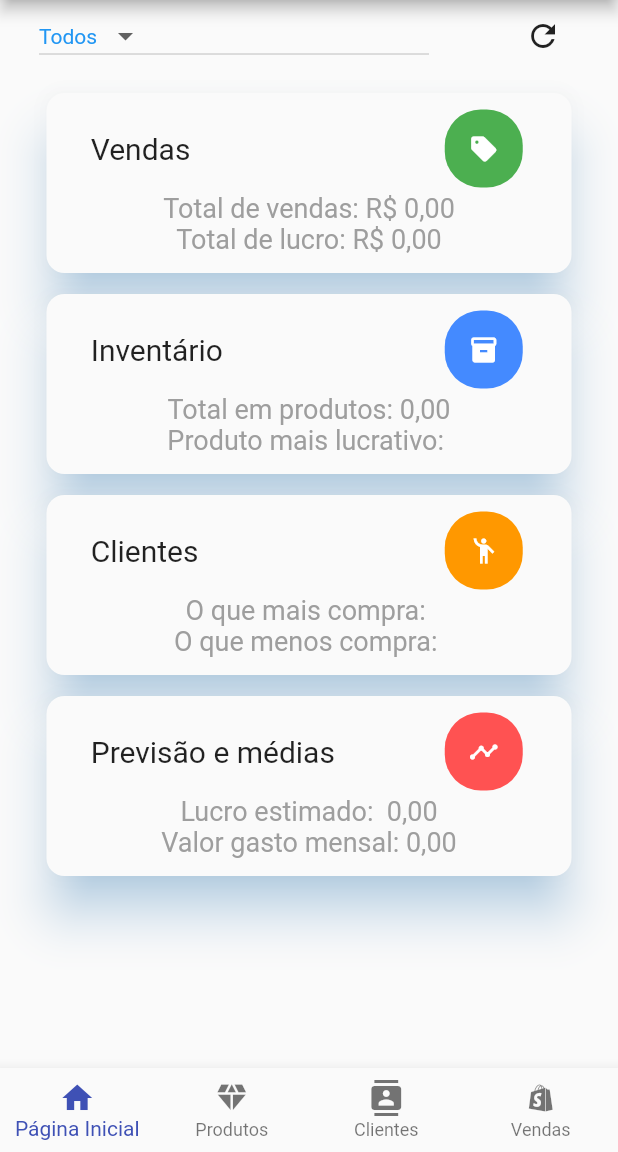
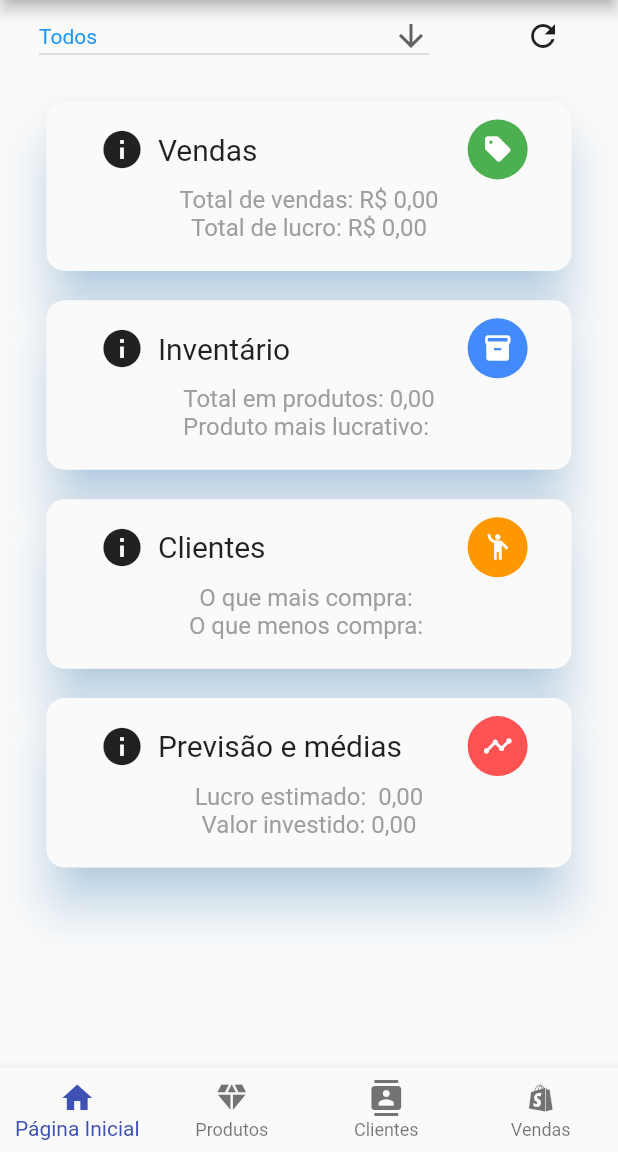
Before and after one commit to Garbiati/makuna, a Flutter app: the screen it shows after launch, on a phone screen of 412 x 824 dp, the part 84-1236 px from its top. Run offline on Flutter 3.47's test engine with Material 2 defaults, Android fonts, the phone set to English and light mode, and no system bars; our stand-ins replace brasil_fields, flutter_svg, mask_text_input_formatter, snippet_coder_utils, sqflite; missing offline and left inert: avatars; accounts and stored records are empty.

Commit message:
Correção dos filtros e valor total de vendas

```diff
--- a/lib/components/cardHome.dart
+++ b/lib/components/cardHome.dart
@@ -1,21 +1,23 @@
 import 'package:flutter/material.dart';
 import 'package:makuna/utils/customStyles.dart';
+import 'package:makuna/utils/customWidgets.dart';
 
 class CardHomeWidget extends StatelessWidget {
-  const CardHomeWidget({
-    super.key,
+  const CardHomeWidget(
+      {super.key,
       required this.titulo,
       required this.desc1,
       required this.desc2,
       required this.icon,
       required this.iconColor,
-  });
+      required this.textoInformation});
 
   final String titulo;
   final String desc1;
   final String desc2;
   final IconData icon;
   final Color iconColor;
+  final String textoInformation;
 
   @override
   Widget build(BuildContext context) {
@@ -29,7 +31,7 @@ class CardHomeWidget extends StatelessWidget {
           onTap: () {},
           child: SizedBox(
             width: 350,
-            height: 120,
+            height: 113,
             child: Padding(
               padding: const EdgeInsets.all(8.0),
               child: Column(children: [
@@ -37,10 +39,23 @@ class CardHomeWidget extends StatelessWidget {
                   mainAxisAlignment: MainAxisAlignment.spaceAround,
                   children: [
                     SizedBox(
-                      width: 190,
-                      child: Text(
+                      width: 215,
+                      child: Row(
+                        children: [
+                          IconButton(
+                            icon: const Icon(Icons.info),
+                            iconSize: 30,
+                            onPressed: () => exibirMensagemHome(
+                              context,
+                              "Como funciona o cálculo das informações?",
+                              textoInformation,
+                            ),
+                          ),
+                          Text(
                             titulo,
                             style: tituloCardTextStyle,
+                          ),
+                        ],
                       ),
                     ),
                     Padding(
@@ -50,7 +65,7 @@ class CardHomeWidget extends StatelessWidget {
                           borderRadius: BorderRadius.circular(24.0),
                           child: Center(
                               child: Padding(
-                            padding: const EdgeInsets.all(16.0),
+                            padding: const EdgeInsets.all(10.0),
                             child: Icon(icon, color: Colors.white, size: 20.0),
                           ))),
                     )
--- a/lib/models/venda.dart
+++ b/lib/models/venda.dart
@@ -4,7 +4,7 @@ class Venda {
   final String orderNumber;
   final int clienteId;
   final String detail;
-  final double valorTotalVenda;
+  double valorTotalVenda;
   final String dataVenda;
   final int ativo;
 
--- a/lib/screens/home.dart
+++ b/lib/screens/home.dart
@@ -3,9 +3,12 @@ import 'package:intl/intl.dart';
 import 'package:makuna/components/cardHome.dart';
 import 'package:makuna/daos/cliente_dao.dart';
 import 'package:makuna/daos/produto_dao.dart';
+import 'package:makuna/daos/vendaProduto_dao.dart';
 import 'package:makuna/daos/venda_dao.dart';
 import 'package:makuna/models/produto.dart';
 import 'package:makuna/models/venda.dart';
+import 'package:makuna/models/vendaProduto.dart';
+import 'package:makuna/utils/customStyles.dart';
 import 'package:makuna/utils/extension.dart';
 
 class HomeScreen extends StatefulWidget {
@@ -22,12 +25,12 @@ class _HomeScreenState extends State<HomeScreen> {
   String lucroEstimado = '0,00';
   String totalVendas = '0,00';
   String totalLucro = '0,00';
-  String valorGasto = '0,00';
+  String valorInvestido = '0,00';
   String nomeClienteMenosCompra = '';
   String nomeClienteMaisCompra = '';
   static final List<String> opcoesDropdown = ['Todos', 'Mensal', 'Anual'];
   String itemDropdownAtual = opcoesDropdown[0];
-  bool isLoading = true;
+  bool isLoading = false;
 
   @override
   Widget build(BuildContext context) {
@@ -48,7 +51,7 @@ class _HomeScreenState extends State<HomeScreen> {
       isLoading = true;
     });
     await getInventario();
-    await getVendasMensal();
+    await getVendas();
     await getComprasClientes();
     setState(() {
       isLoading = false;
@@ -64,6 +67,10 @@ class _HomeScreenState extends State<HomeScreen> {
             width: 260,
             child: DropdownButton(
                 isDense: true,
+                elevation: 10,
+                icon: const Icon(Icons.arrow_downward),
+                iconSize: 24,
+                isExpanded: true,
                 value: itemDropdownAtual,
                 onChanged: (String? value) => {
                       setState(() {
@@ -94,7 +101,18 @@ class _HomeScreenState extends State<HomeScreen> {
 
   _listCardHomeWidget() {
     if (isLoading) {
-      return const Center(child: CircularProgressIndicator());
+      return Padding(
+        padding: const EdgeInsets.only(top: 250.0),
+        child: Column(
+          children: const [
+            CircularProgressIndicator(),
+            Text(
+              "Carregando...",
+              style: descCardTextStyle,
+            )
+          ],
+        ),
+      );
     } else {
       return SizedBox(
           height: 550,
@@ -106,6 +124,8 @@ class _HomeScreenState extends State<HomeScreen> {
               desc2: "Total de lucro: $totalLucro",
               icon: Icons.sell,
               iconColor: Colors.green,
+              textoInformation:
+                  "Total de Vendas: É somado o valor total de todas as vendas. \n\nTotal de lucro: Valor total das vendas - Valor de compra dos produtos.",
             ),
             const Spacer(),
             CardHomeWidget(
@@ -114,6 +134,8 @@ class _HomeScreenState extends State<HomeScreen> {
               desc2: "Produto mais lucrativo: $produtoMaisLucrativo",
               icon: Icons.inventory_2,
               iconColor: Colors.blueAccent,
+              textoInformation:
+                  "Total em produtos: É somado o valor de revenda de todos os produtos. \n\nProduto mais lucrativo: O produto com maior margem de lucro com base no cálculo: Valor de revenda do produto - Valor de compra do produto.",
             ),
             const Spacer(),
             CardHomeWidget(
@@ -122,14 +144,18 @@ class _HomeScreenState extends State<HomeScreen> {
               desc2: "O que menos compra: $nomeClienteMenosCompra",
               icon: Icons.emoji_people,
               iconColor: Colors.orange,
+              textoInformation:
+                  "O que mais compra: Nome do cliente que mais comprou. \n\nO que menos compra: Nome do cliente que menos Comprou.\n\n\nObs: Clientes que não realizaram nenhuma compra não entram no cálculo.",
             ),
             const Spacer(),
             CardHomeWidget(
               titulo: "Previsão e médias",
               desc1: "Lucro estimado:  $lucroEstimado",
-              desc2: "Valor gasto mensal: $valorGasto",
+              desc2: "Valor investido: $valorInvestido",
               icon: Icons.timeline,
               iconColor: Colors.redAccent,
+              textoInformation:
+                  "Lucro estimado: É subtraido o Valor de revenda - Valor de compra de todos os produtos. \n\nValor investido: É somado o valor de compra de todos os produtos.",
             ),
             const Spacer()
           ]));
@@ -144,7 +170,8 @@ class _HomeScreenState extends State<HomeScreen> {
       if (itemDropdownAtual == 'Mensal') {
         produtos = produtos
             .where((element) =>
-                element.dataCompra.convertToDateTime().month == now.month)
+                element.dataCompra.convertToDateTime().month == now.month &&
+                element.dataCompra.convertToDateTime().year == now.year)
             .toList();
       } else if (itemDropdownAtual == 'Anual') {
         produtos = produtos
@@ -153,8 +180,8 @@ class _HomeScreenState extends State<HomeScreen> {
             .toList();
       }
 
-      double totalEmProdutosSum = produtos.fold(
-          0, (sum, item) => sum + item.valorVendaPrevisao * item.quantidade);
+      double totalEmProdutosSum =
+          produtos.fold(0, (sum, item) => sum + item.valorVendaPrevisao);
 
       produtos.sort((a, b) => (a.valorVendaPrevisao - a.valorCompra)
           .compareTo(b.valorVendaPrevisao - b.valorCompra));
@@ -162,7 +189,7 @@ class _HomeScreenState extends State<HomeScreen> {
       final double lucroEstimadoSum = produtos.fold(
           0, (sum, item) => sum + (item.valorVendaPrevisao - item.valorCompra));
 
-      final double valorGastoSum =
+      final double valorInvestidoSum =
           produtos.fold(0, (sum, item) => sum + item.valorCompra);
 
       final numberFormatBr = NumberFormat.simpleCurrency(locale: "pt_Br");
@@ -171,62 +198,75 @@ class _HomeScreenState extends State<HomeScreen> {
           numberFormatBr.format(totalEmProdutosSum);
       final String lucroEstimadoString =
           numberFormatBr.format(lucroEstimadoSum);
-      final String valorGastoString = numberFormatBr.format(valorGastoSum);
+      final String valorInvestidoString =
+          numberFormatBr.format(valorInvestidoSum);
 
       setState(() {
         totalEmProdutos = totalEmProdutosString;
-        produtoMaisLucrativo = produtos.last.nome;
+        produtoMaisLucrativo = produtos.isEmpty ? "" : produtos.last.nome;
         lucroEstimado = lucroEstimadoString;
-        valorGasto = valorGastoString;
+        valorInvestido = valorInvestidoString;
       });
     }
   }
 
-  getVendasMensal() async {
-    List<Venda> vendaProduto = await VendaDAO().readAll();
+  getVendas() async {
+    List<Venda> venda = await VendaDAO().readAll();
+    List<Produto> produtos = await ProdutoDAO().readAll();
 
     DateTime now = DateTime.now();
 
     if (itemDropdownAtual == 'Mensal') {
-      vendaProduto = vendaProduto
+      venda = venda
           .where((element) =>
-              element.dataVenda.convertToDateTime().month == now.month)
+              element.dataVenda.convertToDateTime().month == now.month &&
+              element.dataVenda.convertToDateTime().year == now.year)
+          .toList();
+
+      produtos = produtos
+          .where((element) =>
+              element.dataCompra.convertToDateTime().month == now.month &&
+              element.dataCompra.convertToDateTime().year == now.year)
           .toList();
     } else if (itemDropdownAtual == 'Anual') {
-      vendaProduto = vendaProduto
+      venda = venda
           .where((element) =>
               element.dataVenda.convertToDateTime().year == now.year)
+          .toList();
+      produtos = produtos
+          .where((element) =>
+              element.dataCompra.convertToDateTime().year == now.year)
           .toList();
     }
 
     double totalVendasSum =
-        vendaProduto.fold(0, (sum, item) => sum + item.valorTotalVenda);
+        venda.fold(0, (sum, item) => sum + item.valorTotalVenda);
     final numberFormatBr = NumberFormat.simpleCurrency(locale: "pt_Br");
 
-    List<Produto> produtos = await ProdutoDAO().readAll();
     final double valorTotalCompra =
         produtos.fold(0, (sum, item) => sum + item.valorCompra);
 
-    final double lucroMensal = totalVendasSum - valorTotalCompra;
+    final double totalLucroSum = totalVendasSum - valorTotalCompra;
 
     String totalVendasString = numberFormatBr.format(totalVendasSum);
-    String totalLucroMensal = numberFormatBr.format(lucroMensal);
+    String totalLucroString = numberFormatBr.format(totalLucroSum);
 
     setState(() {
       totalVendas = totalVendasString;
-      totalLucro = totalLucroMensal;
+      totalLucro = totalLucroString;
     });
   }
 
   getComprasClientes() async {
     List<Venda> vendaProduto = await VendaDAO().readAll();
-    if (vendaProduto.length > 0) {
+    if (vendaProduto.isNotEmpty) {
       DateTime now = DateTime.now();
 
       if (itemDropdownAtual == 'Mensal') {
         vendaProduto = vendaProduto
             .where((element) =>
-                element.dataVenda.convertToDateTime().month == now.month)
+                element.dataVenda.convertToDateTime().month == now.month &&
+                element.dataVenda.convertToDateTime().year == now.year)
             .toList();
       } else if (itemDropdownAtual == 'Anual') {
         vendaProduto = vendaProduto
@@ -254,8 +294,12 @@ class _HomeScreenState extends State<HomeScreen> {
           await ClienteDAO().readAllById(clienteIdMaisCompra);
 
       setState(() {
-        nomeClienteMenosCompra = clienteMenosCompra.first.nome;
-        nomeClienteMaisCompra = clienteMaisCompra.first.nome;
+        nomeClienteMenosCompra =
+            clienteMenosCompra.nome == clienteMaisCompra.nome
+                ? ''
+                : clienteMenosCompra.nome;
+
+        nomeClienteMaisCompra = clienteMaisCompra.nome;
       });
     }
   }
--- a/lib/utils/customStyles.dart
+++ b/lib/utils/customStyles.dart
@@ -24,7 +24,7 @@ const dialogMessageTextStyle = TextStyle(
 );
 
 const tituloCardTextStyle = TextStyle(fontSize: 20);
-const descCardTextStyle = TextStyle(fontSize: 18, color: Colors.grey);
+const descCardTextStyle = TextStyle(fontSize: 16, color: Colors.grey);
 
 const tituloMenuTextStyle = TextStyle(fontSize: 20);
 const descMenuTextStyle = TextStyle(fontSize: 18);
```
Also changed, not shown: lib/daos/cliente_dao.dart (+11 -15 lines), lib/screens/vendaCadastro.dart (+23 -19 lines), lib/utils/customWidgets.dart (+45 -5 lines). Lines whose indentation alone changed are shown as unchanged.
